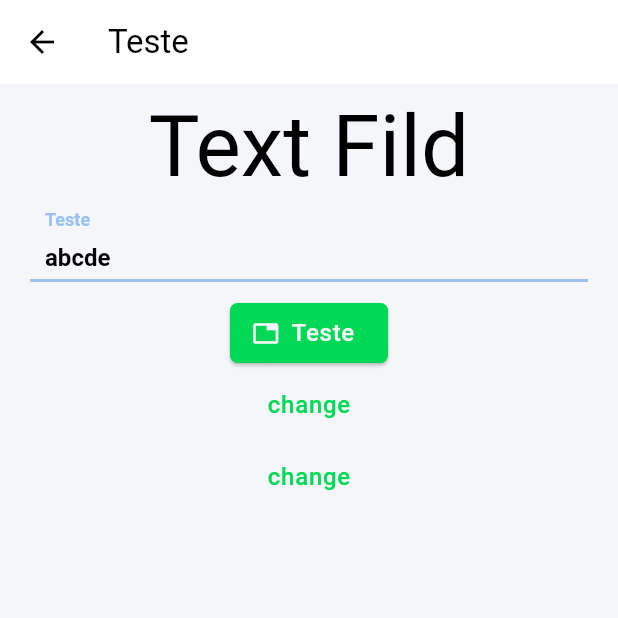
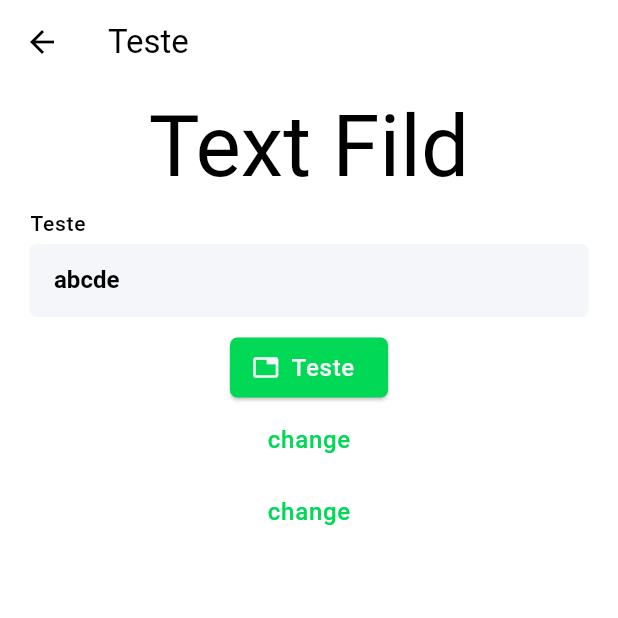
Before and after one commit to eduardohr-muniz/paipfood_package, a Flutter app: the screen it shows after launch, after a tap on "change", on a phone screen of 412 x 824 dp, the top half of it. Run offline on Flutter 3.47's test engine with Material 2 defaults, Android fonts, the phone set to English and light mode, and no system bars; missing offline and left inert: paipfood_dependencies.

Commit message:
textFild

```diff
--- a/example/lib/modules/presenter/cw_toast.dart
+++ b/example/lib/modules/presenter/cw_toast.dart
@@ -2,7 +2,6 @@ import 'dart:async';
 
 import 'package:example/modules/presenter/overlay_test.dart';
 import 'package:flutter/material.dart';
-import 'package:flutter_svg/flutter_svg.dart';
 
 import 'package:paipfood_package/paipfood_package.dart';
 
@@ -144,7 +143,7 @@ class _CwToastState extends State<CwToast> {
               ),
             ),
             StreamBuilder(
-              stream: Stream.periodic(Duration(milliseconds: 100)),
+              stream: Stream.periodic(const Duration(milliseconds: 100)),
               builder: (context, snapshot) {
                 double increment = widget.seconds / 100;
                 var value = progress += increment;
--- a/example/lib/modules/presenter/teste_page.dart
+++ b/example/lib/modules/presenter/teste_page.dart
@@ -1,6 +1,5 @@
 import 'package:flutter/material.dart';
 import 'package:paipfood_package/paipfood_package.dart';
-import 'package:toastification/toastification.dart';
 
 class TestePage extends StatefulWidget {
   const TestePage({super.key});
@@ -17,7 +16,9 @@ class _TestePageState extends State<TestePage> {
   Widget build(BuildContext context) {
     return Scaffold(
       appBar: AppBar(title: const Text('Teste')),
-      body: Padding(
+      body: Container(
+        color: Colors.white,
+        child: Padding(
           padding: const EdgeInsets.symmetric(horizontal: 20, vertical: 10),
           child: Column(
             children: [
@@ -35,10 +36,11 @@ class _TestePageState extends State<TestePage> {
                 onPressed: () {},
               ),
 
-            TextButton(onPressed: () {}, child: Text("change")),
-            TextButton(onPressed: () {}, child: Text("change")),
+              TextButton(onPressed: () {}, child: const Text("change")),
+              TextButton(onPressed: () {}, child: const Text("change")),
               // CwSearchFild(menuController: menuController, label: label, children: children, list: list, controller: controller)
             ],
+          ),
         ),
       ),
     );
--- a/example/lib/modules/ui/botoes_page.dart
+++ b/example/lib/modules/ui/botoes_page.dart
@@ -14,16 +14,16 @@ class BotoesPage extends StatelessWidget {
         padding: const EdgeInsets.all(20),
         child: Column(
           children: [
-            ElevatedButton(onPressed: () {}, child: Text("Eleveted")),
-            OutlinedButton(onPressed: () {}, child: Text("outlined")),
+            ElevatedButton(onPressed: () {}, child: const Text("Eleveted")),
+            OutlinedButton(onPressed: () {}, child: const Text("outlined")),
             FilledButton(
                 onPressed: () {},
-                child: Text(
+                child: const Text(
                   "Filled",
                   style: TextStyle(color: Colors.black),
                 )),
-            FilledButton.tonal(onPressed: () {}, child: Text("Tonal")),
-            TextButton(onPressed: () {}, child: Text("TextButton"))
+            FilledButton.tonal(onPressed: () {}, child: const Text("Tonal")),
+            TextButton(onPressed: () {}, child: const Text("TextButton"))
           ],
         ),
       )),
--- a/lib/src/ui/widgets/cw_elevated_button.dart
+++ b/lib/src/ui/widgets/cw_elevated_button.dart
@@ -19,7 +19,7 @@ class CwElevatedButton extends StatelessWidget {
               icon,
               color: context.primaryBgColor,
             )
-          : SizedBox.shrink(),
+          : const SizedBox.shrink(),
       label: Text(
         label,
         style: TextStyle(color: context.primaryBgColor),
--- a/lib/src/ui/widgets/cw_text_form_fild.dart
+++ b/lib/src/ui/widgets/cw_text_form_fild.dart
@@ -50,7 +50,7 @@ class CwTextFormFild extends StatefulWidget {
     this.onChanged,
     this.keyboardType,
     this.defaultStyle = false,
-    this.filled = false,
+    this.filled = true,
   }) : super(key: key);
 
   @override
@@ -71,35 +71,45 @@ class _CwTextFormFildState extends State<CwTextFormFild> {
     final double widthMediaQuery = widget.maxWidthPercent != null ? context.w * widget.maxWidthPercent! : 0;
     Widget child = Padding(
       padding: const EdgeInsets.symmetric(vertical: 10),
-      child: TextFormField(
+      child: Column(
+        mainAxisAlignment: MainAxisAlignment.start,
+        crossAxisAlignment: CrossAxisAlignment.start,
+        children: [
+          Padding(
+            padding: const EdgeInsets.only(bottom: 4),
+            child: Text(widget.label, style: context.textTheme.labelMedium),
+          ),
+          TextFormField(
             focusNode: widget.focusNode,
             controller: widget.controller,
             obscureText: widget.obscureText!,
             inputFormatters: widget.inputFormatters,
             onChanged: widget.onChanged,
             scrollPadding: const EdgeInsets.all(20),
-        cursorColor: context.primaryTextColor,
+            cursorColor: context.primaryColor,
             minLines: widget.minLines,
             maxLines: widget.maxLines,
             validator: widget.validator,
             keyboardType: widget.keyboardType,
             decoration: InputDecoration(
-            enabledBorder:
-                widget.defaultStyle == false ? UnderlineInputBorder(borderSide: BorderSide(color: context.secondaryColor, width: 2)) : null,
-            contentPadding: const EdgeInsets.symmetric(horizontal: 10, vertical: 1),
-            focusedBorder: UnderlineInputBorder(borderSide: BorderSide(width: 3, color: context.primaryColor)),
+                enabledBorder: OutlineInputBorder(borderSide: BorderSide(width: 0, color: context.primaryBgColor)),
+                // contentPadding: const EdgeInsets.symmetric(horizontal: 10, vertical: 1),
+                focusedBorder: OutlineInputBorder(borderSide: BorderSide(width: 0, color: context.primaryBgColor)),
                 filled: widget.filled,
-            fillColor: Colors.grey.withOpacity(0.09),
-            labelStyle: const TextStyle(color: Colors.grey),
+                isDense: true,
+                fillColor: context.primaryBgColor,
+                // labelStyle: const TextStyle(color: Colors.grey),
                 floatingLabelStyle: TextStyle(color: context.secondaryColor),
-            focusColor: context.primaryColor,
-            hoverColor: context.primaryColor.withOpacity(0.1),
+                // focusColor: context.primaryColor,
+                // hoverColor: context.primaryColor.withOpacity(0.1),
                 prefixIconColor: context.primaryColor,
                 prefixText: widget.prefixText,
                 prefixIcon: widget.prefixIcon,
                 suffixIcon: widget.suffixIcon,
-            labelText: widget.label,
+                // labelText: widget.label,
                 hintText: widget.hintText),
+          ),
+        ],
       ),
     );
 
```
Also changed, not shown: lib/src/core/interfaces/local_storage/local_storage.dart (+7 -8 lines), 6 other files. Lines whose indentation alone changed are shown as unchanged.
